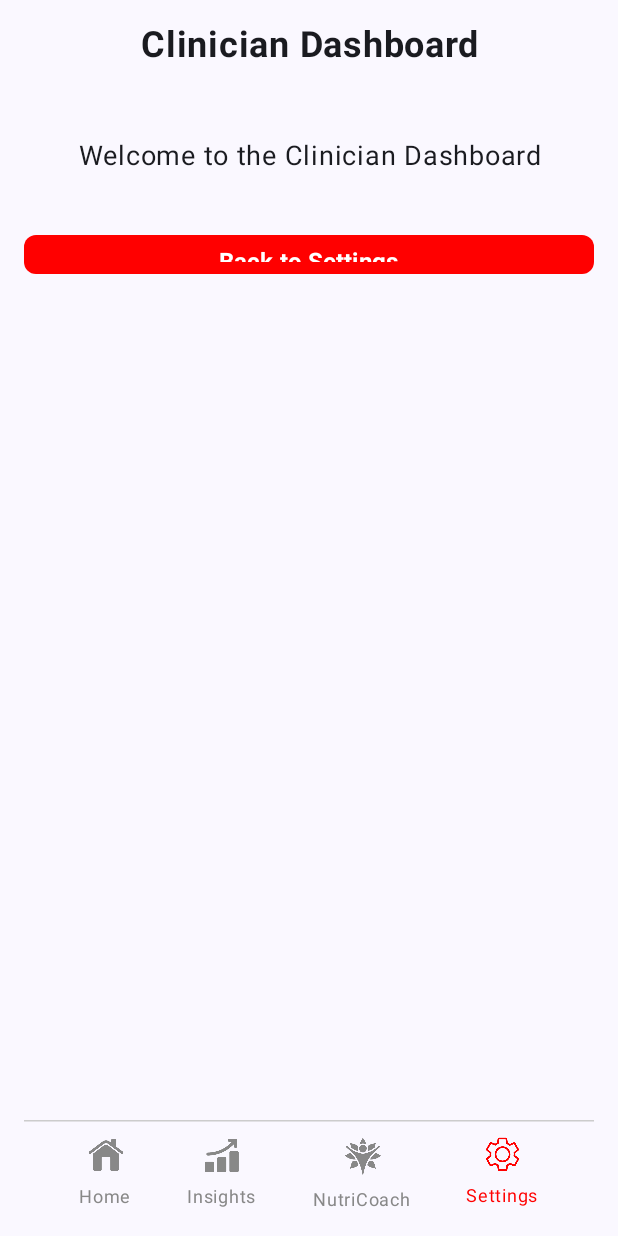
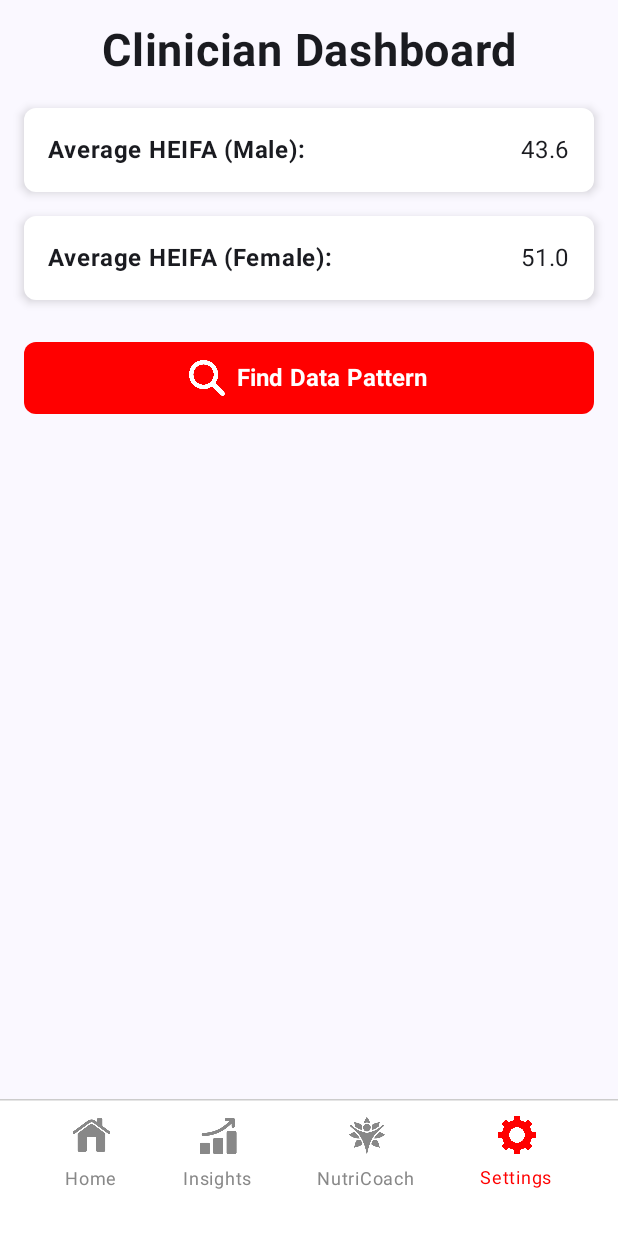
Before and after one commit to bryanerjunyet/NutriTrack_App, an Android app built with Jetpack Compose: the composable ClinicianDashboardScreen shown on its own in the app's theme, on a phone screen of 412 x 824 dp. Run offline under Robolectric (Android 15) with nearby library versions, the phone set to English and light mode, and no system bars; our stand-ins replace Room's generated code; libraries missing offline, so code that uses them is left out: com.google.ai.client.

Commit message:
Implemented ClinicianPage with AI integration

```diff
--- a/app/build.gradle.kts
+++ b/app/build.gradle.kts
@@ -52,6 +52,7 @@ dependencies {
     implementation(libs.androidx.ui.tooling.preview)
     implementation(libs.androidx.material3)
     implementation(libs.androidx.room.common.jvm)
+    implementation(libs.generativeai)
     testImplementation(libs.junit)
     androidTestImplementation(libs.androidx.junit)
     androidTestImplementation(libs.androidx.espresso.core)
--- a/app/src/main/java/com/fit2081/junyet33521026/ClinicianPage.kt
+++ b/app/src/main/java/com/fit2081/junyet33521026/ClinicianPage.kt
@@ -14,6 +14,8 @@ import androidx.compose.foundation.layout.padding
 import androidx.compose.foundation.layout.size
 import androidx.compose.foundation.shape.RoundedCornerShape
 import androidx.compose.foundation.text.KeyboardOptions
+import androidx.compose.foundation.layout.Box
+import androidx.compose.ui.Alignment
 import androidx.compose.material3.Button
 import androidx.compose.material3.ButtonDefaults
 import androidx.compose.material3.ExperimentalMaterial3Api
@@ -24,7 +26,6 @@ import androidx.compose.material3.TextFieldDefaults
 import androidx.compose.runtime.Composable
 import androidx.compose.runtime.mutableStateOf
 import androidx.compose.runtime.remember
-import androidx.compose.ui.Alignment
 import androidx.compose.ui.Modifier
 import androidx.compose.ui.graphics.Color
 import androidx.compose.ui.platform.LocalContext
@@ -34,6 +35,15 @@ import androidx.compose.ui.text.input.KeyboardType
 import androidx.compose.ui.text.style.TextAlign
 import androidx.compose.ui.unit.dp
 import androidx.compose.ui.unit.sp
+import androidx.compose.foundation.layout.*
+import androidx.compose.foundation.rememberScrollState
+import androidx.compose.foundation.verticalScroll
+import androidx.compose.material3.*
+import androidx.compose.runtime.*
+import androidx.lifecycle.viewmodel.compose.viewModel
+import com.fit2081.junyet33521026.data.ClinicianUiState
+import com.fit2081.junyet33521026.data.ClinicianViewModel
+import com.fit2081.junyet33521026.data.PatientViewModel
 import com.fit2081.junyet33521026.ui.theme.JunYet33521026Theme
 
 /**
@@ -53,8 +63,7 @@ class ClinicianPage : ComponentActivity() {
                     if (isLoggedIn.value) {
                         // Show dashboard when logged in
                         ClinicianDashboardScreen(
-                            modifier = Modifier.padding(innerPadding),
-                            onBackClick = { isLoggedIn.value = false }
+                            modifier = Modifier.padding(innerPadding)
                         )
                     } else {
                         // Show login screen when not logged in
@@ -181,10 +190,10 @@ fun ClinicianLoginScreen(
             )
         }
 
-        // Spacer to push bottom navigation bar to bottom
+    }
+
+    Column {
         Spacer(modifier = Modifier.weight(1f))
-
-        // Bottom Navigation Bar
         BottomNavigationBar(context, currentPage)
     }
 }
@@ -196,61 +205,205 @@ fun ClinicianLoginScreen(
  * @param onBackClick Callback for back button click.
  */
 @Composable
-fun ClinicianDashboardScreen(
-    modifier: Modifier = Modifier,
-    onBackClick: () -> Unit
-) {
+fun ClinicianDashboardScreen(modifier: Modifier = Modifier) {
     val context = LocalContext.current
     val currentPage = remember { mutableStateOf("Settings") }
+
+    // Get ViewModel instances
+    val patientViewModel: PatientViewModel = viewModel(
+        factory = PatientViewModel.PatientViewModelFactory(context)
+    )
+    val clinicianViewModel: ClinicianViewModel = viewModel(
+        factory = ClinicianViewModel.ClinicianViewModelFactory(context)
+    )
+
+    // Collect UI state
+    val clinicianUiState by clinicianViewModel.uiState.collectAsState()
+
+    // Collect average HEIFA scores
+    val maleAverageHeifa by clinicianViewModel.maleAverageHeifa.collectAsState(initial = 0.0f)
+    val femaleAverageHeifa by clinicianViewModel.femaleAverageHeifa.collectAsState(initial = 0.0f)
+
+    // Initialize ViewModel data
+    LaunchedEffect(key1 = true) {
+        clinicianViewModel.calculateAverageScores()
+    }
 
     Column(
         modifier = modifier
             .fillMaxSize()
-            .padding(16.dp),
+            .padding(16.dp)
+            .verticalScroll(rememberScrollState()),
+        verticalArrangement = Arrangement.Top,
         horizontalAlignment = Alignment.CenterHorizontally
     ) {
         // Title
         Text(
             text = "Clinician Dashboard",
             textAlign = TextAlign.Center,
-            fontSize = 24.sp,
+            fontSize = 30.sp,
             fontWeight = FontWeight.Bold,
             modifier = Modifier
                 .fillMaxWidth()
-                .padding(bottom = 32.dp)
+                .padding(bottom = 16.dp)
         )
 
-        // Dashboard content placeholder
-        Text(
-            text = "Welcome to the Clinician Dashboard",
-            fontSize = 18.sp,
-            textAlign = TextAlign.Center,
-            modifier = Modifier.padding(16.dp)
+        // HEIFA Average Score boxes
+        HeifaScoreBox(
+            title = "Average HEIFA (Male)",
+            score = String.format("%.1f", maleAverageHeifa)
         )
 
-        // Back button
+        Spacer(modifier = Modifier.height(8.dp))
+
+        HeifaScoreBox(
+            title = "Average HEIFA (Female)",
+            score = String.format("%.1f", femaleAverageHeifa)
+        )
+
+        Spacer(modifier = Modifier.height(24.dp))
+
+        // Find Data Pattern Button
         Button(
-            onClick = onBackClick,
+            onClick = { clinicianViewModel.analyzeData() },
             modifier = Modifier
                 .fillMaxWidth()
-                .height(50.dp)
-                .padding(top = 24.dp),
+                .height(48.dp),
             colors = ButtonDefaults.buttonColors(
                 containerColor = Color.Red
             ),
             shape = RoundedCornerShape(8.dp)
         ) {
+            Row(
+                verticalAlignment = Alignment.CenterVertically,
+                horizontalArrangement = Arrangement.Center
+            ) {
+                Icon(
+                    painter = painterResource(id = R.drawable.search_icon),
+                    contentDescription = "Search Icon",
+                    tint = Color.White,
+                    modifier = Modifier.size(24.dp)
+                )
+                Spacer(modifier = Modifier.width(8.dp))
+                Text(
+                    text = "Find Data Pattern",
+                    fontSize = 16.sp,
+                    fontWeight = FontWeight.Bold,
+                    color = Color.White
+                )
+            }
+        }
+
+        Spacer(modifier = Modifier.height(16.dp))
+
+        // AI Analysis Results
+        when (clinicianUiState) {
+            is ClinicianUiState.Initial -> {
+                // Nothing to show yet
+            }
+
+            is ClinicianUiState.Loading -> {
+                CircularProgressIndicator(
+                    modifier = Modifier
+                        .padding(16.dp)
+                        .align(Alignment.CenterHorizontally),
+                    color = Color.Red
+                )
+            }
+
+            is ClinicianUiState.Success -> {
+                val insights = (clinicianUiState as ClinicianUiState.Success).insights
+                insights.forEach { insight ->
+                    InsightCard(title = insight.title, description = insight.description)
+                    Spacer(modifier = Modifier.height(8.dp))
+                }
+            }
+
+            is ClinicianUiState.Error -> {
+                Text(
+                    text = "Error: ${(clinicianUiState as ClinicianUiState.Error).errorMessage}",
+                    color = Color.Red,
+                    modifier = Modifier.padding(16.dp)
+                )
+            }
+        }
+
+        Spacer(modifier = Modifier.height(100.dp))
+    }
+
+    Column {
+        Spacer(modifier = Modifier.weight(1f))
+        BottomNavigationBar(context, currentPage)
+    }
+
+
+}
+
+@Composable
+fun HeifaScoreBox(
+    title: String,
+    score: String
+) {
+    Card(
+        modifier = Modifier
+            .fillMaxWidth()
+            .padding(vertical = 4.dp),
+        shape = RoundedCornerShape(8.dp),
+        colors = CardDefaults.cardColors(
+            containerColor = Color.White
+        ),
+        elevation = CardDefaults.cardElevation(defaultElevation = 4.dp)
+    ) {
+        Row(
+            modifier = Modifier
+                .fillMaxWidth()
+                .padding(16.dp),
+            verticalAlignment = Alignment.CenterVertically
+        ) {
             Text(
-                text = "Back to Settings",
+                text = "$title:",
                 fontSize = 16.sp,
                 fontWeight = FontWeight.Bold
             )
+            Spacer(modifier = Modifier.weight(1f))
+            Text(
+                text = score,
+                fontSize = 16.sp
+            )
         }
-
-        // Spacer to push bottom navigation bar to bottom
-        Spacer(modifier = Modifier.weight(1f))
-
-        // Bottom Navigation Bar
-        BottomNavigationBar(context, currentPage)
     }
 }
+
+@Composable
+fun InsightCard(
+    title: String,
+    description: String
+) {
+    Card(
+        modifier = Modifier
+            .fillMaxWidth()
+            .padding(vertical = 4.dp),
+        shape = RoundedCornerShape(8.dp),
+        colors = CardDefaults.cardColors(
+            containerColor = Color.White
+        ),
+        elevation = CardDefaults.cardElevation(defaultElevation = 4.dp)
+    ) {
+        Column(
+            modifier = Modifier
+                .fillMaxWidth()
+                .padding(16.dp)
+        ) {
+            Text(
+                text = title,
+                fontSize = 14.sp,
+                fontWeight = FontWeight.Bold
+            )
+            Spacer(modifier = Modifier.height(4.dp))
+            Text(
+                text = description,
+                fontSize = 14.sp
+            )
+        }
+    }
+}
--- a/app/src/main/java/com/fit2081/junyet33521026/HomePage.kt
+++ b/app/src/main/java/com/fit2081/junyet33521026/HomePage.kt
@@ -10,6 +10,7 @@ import androidx.compose.foundation.Image
 import androidx.compose.foundation.background
 import androidx.compose.foundation.clickable
 import androidx.compose.foundation.layout.Arrangement
+import androidx.compose.foundation.layout.Box
 import androidx.compose.foundation.layout.Column
 import androidx.compose.foundation.layout.PaddingValues
 import androidx.compose.foundation.layout.Row
@@ -106,6 +107,7 @@ fun HomePageScreen(
 
     Column(
         modifier = modifier.padding(16.dp),
+        verticalArrangement = Arrangement.Top,
         horizontalAlignment = Alignment.CenterHorizontally
     ) {
         // Greeting message
@@ -136,7 +138,12 @@ fun HomePageScreen(
             // Edit button
             Button(
                 onClick = {
-                    context.startActivity(Intent(context, QuestionnairePage::class.java)) // navigate to QuestionnairePage
+                    context.startActivity(
+                        Intent(
+                            context,
+                            QuestionnairePage::class.java
+                        )
+                    ) // navigate to QuestionnairePage
                 },
                 colors = ButtonDefaults.buttonColors(containerColor = Color.Red),
                 shape = RoundedCornerShape(6.dp),
@@ -166,7 +173,10 @@ fun HomePageScreen(
             horizontalAlignment = Alignment.CenterHorizontally,
             modifier = Modifier
                 .fillMaxWidth() // lengthen the card
-                .background(Color(0xFFE0E0E0), shape = RoundedCornerShape(16.dp)) // light gray background
+                .background(
+                    Color(0xFFE0E0E0),
+                    shape = RoundedCornerShape(16.dp)
+                ) // light gray background
                 .padding(14.dp) // padding inside the card
         ) {
             Text(
@@ -189,7 +199,14 @@ fun HomePageScreen(
                 fontSize = 14.sp,
                 modifier = Modifier
                     .padding(top = 4.dp)
-                    .clickable { context.startActivity(Intent(context, InsightsPage::class.java)) } // navigate to InsightsPage
+                    .clickable {
+                        context.startActivity(
+                            Intent(
+                                context,
+                                InsightsPage::class.java
+                            )
+                        )
+                    } // navigate to InsightsPage
             )
         }
         Spacer(modifier = Modifier.height(16.dp))
@@ -210,11 +227,13 @@ fun HomePageScreen(
             fontSize = 12.sp,
             modifier = Modifier.padding(top = 8.dp)
         )
+    }
 
-        // Bottom Navigation Bar
+    Column {
         Spacer(modifier = Modifier.weight(1f))
         BottomNavigationBar(context, currentPage)
     }
+
 }
 
 
@@ -225,7 +244,9 @@ fun HomePageScreen(
  * @param context Context to start activities.
  */
 fun BottomNavigationBar(context: Context, currentPage: MutableState<String>) {
-    Column {
+    Column (modifier = Modifier
+        .fillMaxWidth()
+        .background(Color.White)) {
         // Gray line separator
         HorizontalDivider(thickness = 1.dp, color = Color.LightGray)
         Spacer(modifier = Modifier.height(10.dp))
@@ -247,7 +268,7 @@ fun BottomNavigationBar(context: Context, currentPage: MutableState<String>) {
                 Icon(
                     painter = painterResource(id = R.drawable.home_icon_red),
                     contentDescription = "Home",
-                    modifier = Modifier.size(24.dp),
+                    modifier = Modifier.size(26.dp),
                     tint = if (currentPage.value == "Home") Color.Red else Color.Gray
                 )
                 Text(
@@ -269,7 +290,7 @@ fun BottomNavigationBar(context: Context, currentPage: MutableState<String>) {
                 Icon(
                     painter = painterResource(id = R.drawable.insights_icon_red),
                     contentDescription = "Insights",
-                    modifier = Modifier.size(24.dp),
+                    modifier = Modifier.size(26.dp),
                     tint = if (currentPage.value == "Insights") Color.Red else Color.Gray
                 )
                 Text(
@@ -315,7 +336,7 @@ fun BottomNavigationBar(context: Context, currentPage: MutableState<String>) {
                 Icon(
                     painter = painterResource(id = R.drawable.settings_icon_red),
                     contentDescription = "Settings",
-                    modifier = Modifier.size(23.dp),
+                    modifier = Modifier.size(25.dp),
                     tint = if (currentPage.value == "Settings") Color.Red else Color.Gray
                 )
                 Text(
@@ -325,6 +346,10 @@ fun BottomNavigationBar(context: Context, currentPage: MutableState<String>) {
                     modifier = Modifier.padding(top = 4.dp)
                 )
             }
+
         }
+        Spacer(modifier = Modifier.height(30.dp))
+
     }
+
 }
--- /dev/null
+++ b/app/src/main/java/com/fit2081/junyet33521026/data/ClinicianUiState.kt
@@ -0,0 +1,27 @@
+package com.fit2081.junyet33521026.data
+
+
+/**
+ * A sealed hierarchy describing the state of the clinician dashboard UI.
+ */
+sealed interface ClinicianUiState {
+    /**
+     * Empty state when the screen is first shown
+     */
+    object Initial : ClinicianUiState
+
+    /**
+     * Still loading data or waiting for AI response
+     */
+    object Loading : ClinicianUiState
+
+    /**
+     * Analysis has completed successfully
+     */
+    data class Success(val insights: List<ClinicianInsight>) : ClinicianUiState
+
+    /**
+     * There was an error during analysis
+     */
+    data class Error(val errorMessage: String) : ClinicianUiState
+}
--- /dev/null
+++ b/app/src/main/java/com/fit2081/junyet33521026/data/ClinicianViewModel.kt
@@ -0,0 +1,212 @@
+package com.fit2081.junyet33521026.data
+
+import android.content.Context
+import androidx.lifecycle.ViewModel
+import androidx.lifecycle.ViewModelProvider
+import androidx.lifecycle.viewModelScope
+import com.fit2081.junyet33521026.data.NutriTrackDatabase
+import com.fit2081.junyet33521026.data.Patient
+import com.fit2081.junyet33521026.data.PatientDao
+import com.google.ai.client.generativeai.GenerativeModel
+import com.google.ai.client.generativeai.type.content
+import kotlinx.coroutines.Dispatchers
+import kotlinx.coroutines.flow.Flow
+import kotlinx.coroutines.flow.MutableStateFlow
+import kotlinx.coroutines.flow.StateFlow
+import kotlinx.coroutines.flow.asStateFlow
+import kotlinx.coroutines.flow.collect
+import kotlinx.coroutines.flow.map
+import kotlinx.coroutines.launch
+import kotlinx.coroutines.withContext
+
+/**
+ * ViewModel for the Clinician Dashboard
+ */
+class ClinicianViewModel(context: Context) : ViewModel() {
+    private val patientDao: PatientDao = NutriTrackDatabase.getDatabase(context).patientDao()
+
+    // API key for Gemini AI
+    private val apiKey = "AIzaSyCro30xkTe0iSXe7vgIMjvCMMQ1SFz1gm8"
+
+    // GenerativeModel instance for AI analysis
+    private val generativeModel = GenerativeModel(
+        modelName = "gemini-1.5-flash",
+        apiKey = apiKey
+    )
+
+    // UI state for the dashboard
+    private val _uiState: MutableStateFlow<ClinicianUiState> =
+        MutableStateFlow(ClinicianUiState.Initial)
+    val uiState: StateFlow<ClinicianUiState> = _uiState.asStateFlow()
+
+    // Average HEIFA scores by gender
+    private val _maleAverageHeifa = MutableStateFlow(0.0f)
+    val maleAverageHeifa: StateFlow<Float> = _maleAverageHeifa
+
+    private val _femaleAverageHeifa = MutableStateFlow(0.0f)
+    val femaleAverageHeifa: StateFlow<Float> = _femaleAverageHeifa
+
+    /**
+     * Calculate average HEIFA scores for males and females
+     */
+    fun calculateAverageScores() {
+        viewModelScope.launch {
+            try {
+                patientDao.getAllPatients().collect { patients ->
+                    val malePatients = patients.filter { it.sex.equals("Male", ignoreCase = true) }
+                    val femalePatients = patients.filter { it.sex.equals("Female", ignoreCase = true) }
+
+                    val maleAvg = if (malePatients.isNotEmpty()) {
+                        malePatients.map { it.heifaTotalScore }.average().toFloat()
+                    } else 0.0f
+
+                    val femaleAvg = if (femalePatients.isNotEmpty()) {
+                        femalePatients.map { it.heifaTotalScore }.average().toFloat()
+                    } else 0.0f
+
+                    _maleAverageHeifa.value = maleAvg
+                    _femaleAverageHeifa.value = femaleAvg
+                }
+            } catch (e: Exception) {
+                // Handle error
+                _uiState.value = ClinicianUiState.Error("Error calculating averages: ${e.message}")
+            }
+        }
+    }
+
+    /**
+     * Analyze patient data using Gemini AI
+     */
+    fun analyzeData() {
+        _uiState.value = ClinicianUiState.Loading
+
+        viewModelScope.launch {
+            try {
+                // Get all patients
+                val patientsList = withContext(Dispatchers.IO) {
+                    patientDao.getAllPatientsList()
+                }
+
+                // Create prompts for analysis
+                val topScoresPrompt = createTopScoresPrompt(patientsList)
+                val waterIntakePrompt = createWaterIntakePrompt(patientsList)
+                val genderDietPrompt = createGenderDietPrompt(patientsList)
+
+                // Get AI responses
+                val topScoresInsight = generateAIInsight("Top 3 Food Categories Scored by NutriTrack Users", topScoresPrompt)
+                val waterInsight = generateAIInsight("Water Intake of NutriTrack Users", waterIntakePrompt)
+                val genderInsight = generateAIInsight("Food Diet Pattern of Male and Female", genderDietPrompt)
+
+                // Compile insights
+                val insights = listOf(topScoresInsight, waterInsight, genderInsight)
+                _uiState.value = ClinicianUiState.Success(insights)
+
+            } catch (e: Exception) {
+                _uiState.value = ClinicianUiState.Error("Error analyzing data: ${e.message}")
+            }
+        }
+    }
+
+    /**
+     * Generate an AI insight based on a prompt
+     */
+    private suspend fun generateAIInsight(title: String, prompt: String): ClinicianInsight {
+        return try {
+            val response = generativeModel.generateContent(
+                content {
+                    text(prompt)
+                }
+            )
+
+            val description = response.text?.trim() ?: "No analysis available"
+            ClinicianInsight(title, description)
+        } catch (e: Exception) {
+            ClinicianInsight(title, "Error generating insight: ${e.message}")
+        }
+    }
+
+    /**
+     * Create a prompt to analyze water intake patterns
+     */
+    private fun createWaterIntakePrompt(patients: List<Patient>): String {
+        val waterData = patients.joinToString("\n") { patient ->
+            "Patient ${patient.userId}: Water Score: ${patient.waterHeifaScore}, Total HEIFA: ${patient.heifaTotalScore}"
+        }
+
+        return """
+            Analyze water intake patterns from these HEIFA water scores:
+            $waterData
+
+            Describe the overall water intake patterns of users in the database in 2-3 sentences.
+            Mention score ranges and any correlation with overall health outcomes.
+            Focus on general patterns, not individual users.
+        """.trimIndent()
+    }
+
+    /**
+     * Create a prompt to analyze top 3 highest food scores
+     */
+    private fun createTopScoresPrompt(patients: List<Patient>): String {
+        val foodScoreData = patients.joinToString("\n") { patient ->
+            """Patient ${patient.userId}:
+               Vegetables: ${patient.vegetablesHeifaScore}
+               Fruits: ${patient.fruitHeifaScore}
+               Grains: ${patient.grainsAndCerealsHeifaScore}
+               Wholegrains: ${patient.wholegrainsHeifaScore}
+               Meat/Alt: ${patient.meatAndAlternativesHeifaScore}
+               Dairy/Alt: ${patient.dairyAndAlternativesHeifaScore}
+               Water: ${patient.waterHeifaScore}
+               Discretionary: ${patient.discretionaryHeifaScore}"""
+        }
+
+        return """
+            Analyze these food category HEIFA scores and identify the top 3 food categories that users score highest in:
+            $foodScoreData
+
+            Identify which 3 food categories consistently have the highest scores across users in 2-3 sentences.
+            Focus on patterns and trends, not individual patient data.
+        """.trimIndent()
+    }
+
+    /**
+     * Create a prompt to analyze male and female food diet variations
+     */
+    private fun createGenderDietPrompt(patients: List<Patient>): String {
+        val malePatients = patients.filter { it.sex.equals("Male", ignoreCase = true) }
+        val femalePatients = patients.filter { it.sex.equals("Female", ignoreCase = true) }
+
+        val maleData = malePatients.joinToString("\n") { patient ->
+            """Male Patient: Vegetables: ${patient.vegetablesHeifaScore}, Fruits: ${patient.fruitHeifaScore},
+               Grains: ${patient.grainsAndCerealsHeifaScore}, Meat: ${patient.meatAndAlternativesHeifaScore},
+               Dairy: ${patient.dairyAndAlternativesHeifaScore}, Total: ${patient.heifaTotalScore}"""
+        }
+
+        val femaleData = femalePatients.joinToString("\n") { patient ->
+            """Female Patient: Vegetables: ${patient.vegetablesHeifaScore}, Fruits: ${patient.fruitHeifaScore},
+               Grains: ${patient.grainsAndCerealsHeifaScore}, Meat: ${patient.meatAndAlternativesHeifaScore},
+               Dairy: ${patient.dairyAndAlternativesHeifaScore}, Total: ${patient.heifaTotalScore}"""
+        }
+
+        return """
+            Compare male and female food diet variations based on these HEIFA scores:
+
+            MALE PATIENTS:
+            $maleData
+
+            FEMALE PATIENTS:
+            $femaleData
+
+            Analyze how male and female food diet patterns vary in 2-3 sentences.
+            Focus on differences in food category preferences and overall dietary patterns between genders.
+        """.trimIndent()
+    }
+
+    /**
+     * Factory for creating ClinicianViewModel instances
+     */
+    class ClinicianViewModelFactory(private val context: Context) : ViewModelProvider.Factory {
+        override fun <T : ViewModel> create(modelClass: Class<T>): T {
+            return ClinicianViewModel(context.applicationContext) as T
+        }
+    }
+}
--- a/app/src/main/java/com/fit2081/junyet33521026/data/PatientDao.kt
+++ b/app/src/main/java/com/fit2081/junyet33521026/data/PatientDao.kt
@@ -20,6 +20,15 @@ interface PatientDao {
     @Query("SELECT * FROM patients ORDER BY userId ASC")
     fun getAllPatients(): Flow<List<Patient>>
 
+    @Query("SELECT * FROM patients ORDER BY userId ASC")
+    suspend fun getAllPatientsList(): List<Patient>
+
     @Query("SELECT userId FROM patients")
     fun getAllUserIds(): Flow<List<String>>
+
+    @Query("SELECT AVG(heifaTotalScore) FROM patients WHERE sex = 'Male'")
+    suspend fun getAverageHeifaScoreMale(): Float
+
+    @Query("SELECT AVG(heifaTotalScore) FROM patients WHERE sex = 'Female'")
+    suspend fun getAverageHeifaScoreFemale(): Float
 }
--- a/gradle/libs.versions.toml
+++ b/gradle/libs.versions.toml
@@ -9,6 +9,7 @@ lifecycleRuntimeKtx = "2.8.7"
 activityCompose = "1.10.1"
 composeBom = "2024.04.01"
 roomCommonJvm = "2.7.1"
+generativeai = "0.9.0"
 
 [libraries]
 androidx-core-ktx = { group = "androidx.core", name = "core-ktx", version.ref = "coreKtx" }
@@ -26,6 +27,7 @@ androidx-ui-test-manifest = { group = "androidx.compose.ui", name = "ui-test-man
 androidx-ui-test-junit4 = { group = "androidx.compose.ui", name = "ui-test-junit4" }
 androidx-material3 = { group = "androidx.compose.material3", name = "material3" }
 androidx-room-common-jvm = { group = "androidx.room", name = "room-common-jvm", version.ref = "roomCommonJvm" }
+generativeai = { group = "com.google.ai.client.generativeai", name = "generativeai", version.ref = "generativeai" }
 
 [plugins]
 android-application = { id = "com.android.application", version.ref = "agp" }
```
Also changed, not shown: app/src/main/java/com/fit2081/junyet33521026/InsightsPage.kt (+30 -10 lines), app/src/main/java/com/fit2081/junyet33521026/NutriCoachPage.kt (+6 -2 lines), app/src/main/java/com/fit2081/junyet33521026/SettingsPage.kt (+8 -5 lines), app/src/main/java/com/fit2081/junyet33521026/data/ClinicianInsight.kt (added, +9 -0 lines), app/src/main/res/drawable/id_icon.png, app/src/main/res/drawable/search_icon.png (added), app/src/main/res/drawable/settings_icon_red.png.
